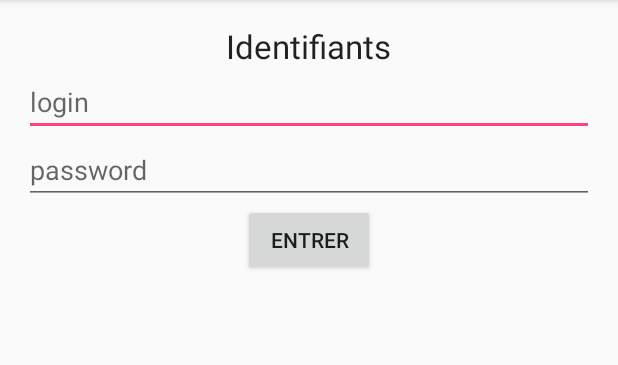
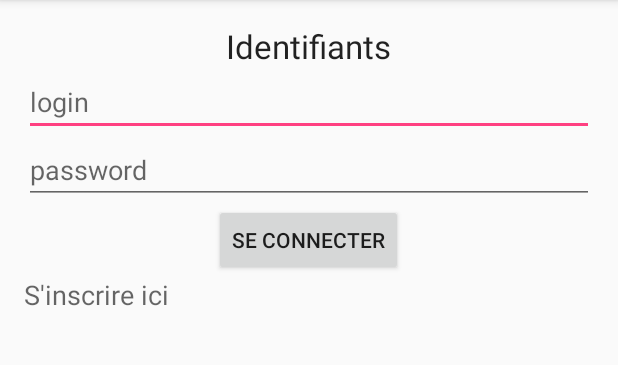
Before and after one commit to FontanyLegall-Brandon/Salt, an Android app: the screen it shows after launch (Menu), on a phone screen of 412 x 824 dp, the part 84-449 px from its top. Run offline under Robolectric (Android 15) with nearby library versions, the phone set to English and light mode, and no system bars; libraries missing offline, so code that uses them is left out: io.socket.client; 3 statements that could not run were skipped.

Commit message:
LPEPD-15

```diff
--- a/android/ProjetL3/app/build.gradle
+++ b/android/ProjetL3/app/build.gradle
@@ -25,7 +25,8 @@ dependencies {
     testImplementation 'junit:junit:4.12'
     androidTestImplementation 'com.android.support.test:runner:1.0.1'
     androidTestImplementation 'com.android.support.test.espresso:espresso-core:3.0.1'
-    implementation ('io.socket:socket.io-client:1.0.0') {
+    implementation('io.socket:socket.io-client:1.0.0') {
         exclude group: 'org.json', module: 'json'
     }
+    compile 'com.android.volley:volley:1.0.0'
 }
--- a/android/ProjetL3/app/src/main/AndroidManifest.xml
+++ b/android/ProjetL3/app/src/main/AndroidManifest.xml
@@ -1,14 +1,14 @@
 <?xml version="1.0" encoding="utf-8"?>
 <manifest xmlns:android="http://schemas.android.com/apk/res/android"
-    package="com.example.utilisateur.projetl3" >
+    package="com.example.utilisateur.projetl3">
 
     <application
         android:allowBackup="true"
         android:icon="@mipmap/ic_launcher"
         android:label="@string/app_name"
         android:supportsRtl="true"
-        android:theme="@style/AppTheme" >
-        <activity android:name=".Menu" >
+        android:theme="@style/AppTheme">
+        <activity android:name=".Menu">
             <intent-filter>
                 <action android:name="android.intent.action.MAIN" />
 
@@ -16,6 +16,8 @@
             </intent-filter>
         </activity>
         <activity android:name=".MenuPrincipal" />
+        <activity android:name=".RegisterActivity" />
+        <activity android:name=".UserAreaActivity"></activity>
     </application>
 
 </manifest>
--- a/android/ProjetL3/app/src/main/java/com/example/utilisateur/projetl3/Menu.java
+++ b/android/ProjetL3/app/src/main/java/com/example/utilisateur/projetl3/Menu.java
@@ -6,6 +6,7 @@ import android.os.Bundle;
 import android.view.View;
 import android.widget.Button;
 import android.widget.EditText;
+import android.widget.TextView;
 import android.widget.Toast;
 
 import java.net.URISyntaxException;
@@ -20,12 +21,24 @@ public class Menu extends AppCompatActivity {
         super.onCreate(savedInstanceState);
         setContentView(R.layout.activity_menu);
         boolean connected = false;
+
+        final EditText pseudo = (EditText) findViewById(R.id.etPseudo);
+        final EditText password = (EditText) findViewById(R.id.etMDP);
         final Button loginButton = (Button) findViewById(R.id.buttonValid);
+        final TextView register = (TextView) findViewById(R.id.tvSinscrireici);
+        register.setOnClickListener(new View.OnClickListener() {
+            @Override
+            public void onClick(View v) {
+                Intent registerIntent = new Intent(Menu.this,RegisterActivity.class);
+                Menu.this.startActivity(registerIntent);
+
+            }
+        });
         loginButton.setOnClickListener(new View.OnClickListener() {
             @Override
             public void onClick(View v) {
                 Intent intent = new Intent(Menu.this, MenuPrincipal.class);
-                EditText pseudo = findViewById(R.id.textPseudo);//pseudo récupéré du champs de texte
+                EditText pseudo = findViewById(R.id.etPseudo);//pseudo récupéré du champs de texte
                 intent.putExtra("login", pseudo.getText().toString());
                 startActivity(intent);
             }
--- a/android/ProjetL3/app/src/main/java/com/example/utilisateur/projetl3/MenuPrincipal.java
+++ b/android/ProjetL3/app/src/main/java/com/example/utilisateur/projetl3/MenuPrincipal.java
@@ -15,7 +15,7 @@ public class MenuPrincipal extends Activity {
         setContentView(R.layout.activity_menu_principal);
         String login = getIntent().getStringExtra("login");
 
-        TextView view = findViewById(R.id.textPseudo);
+        TextView view = findViewById(R.id.etPseudo);
         view.setText(login);
     }
 }
--- a/android/ProjetL3/app/src/main/res/layout/activity_menu.xml
+++ b/android/ProjetL3/app/src/main/res/layout/activity_menu.xml
@@ -1,12 +1,15 @@
 <?xml version="1.0" encoding="utf-8"?>
 <LinearLayout xmlns:android="http://schemas.android.com/apk/res/android"
-    xmlns:tools="http://schemas.android.com/tools" android:layout_width="match_parent"
+    xmlns:tools="http://schemas.android.com/tools"
+    android:layout_width="match_parent"
+    android:layout_height="match_parent"
     android:orientation="vertical"
-    android:layout_height="match_parent" android:paddingLeft="@dimen/activity_horizontal_margin"
+    android:paddingBottom="@dimen/activity_vertical_margin"
+    android:paddingLeft="@dimen/activity_horizontal_margin"
     android:paddingRight="@dimen/activity_horizontal_margin"
     android:paddingTop="@dimen/activity_vertical_margin"
-    android:paddingBottom="@dimen/activity_vertical_margin" tools:context=".Menu"
-    android:weightSum="1">
+    android:weightSum="1"
+    tools:context=".Menu">
 
     <TextView
         android:id="@+id/textView"
@@ -17,7 +20,7 @@
         android:textAppearance="?android:attr/textAppearanceLarge" />
 
     <EditText
-        android:id="@+id/textPseudo"
+        android:id="@+id/etPseudo"
         android:layout_width="match_parent"
         android:layout_height="wrap_content"
         android:layout_gravity="center_horizontal"
@@ -26,7 +29,7 @@
         android:inputType="textPersonName" />
 
     <EditText
-        android:id="@+id/textMDP"
+        android:id="@+id/etMDP"
         android:layout_width="match_parent"
         android:layout_height="wrap_content"
         android:layout_gravity="center_horizontal"
@@ -35,10 +38,18 @@
         android:inputType="textPassword" />
 
     <Button
+        android:id="@+id/buttonValid"
         android:layout_width="wrap_content"
         android:layout_height="wrap_content"
-        android:text="Entrer"
-        android:id="@+id/buttonValid"
-        android:layout_gravity="center_horizontal" />
+        android:layout_gravity="center_horizontal"
+        android:text="Se connecter" />
+
+    <TextView
+        android:id="@+id/tvSinscrireici"
+        android:layout_width="match_parent"
+        android:layout_height="wrap_content"
+        android:text="S'inscrire ici"
+        android:textAppearance="@style/TextAppearance.AppCompat.Medium"
+        android:visibility="visible" />
 
 </LinearLayout>
--- a/android/ProjetL3/app/src/main/res/layout/activity_menu_principal.xml
+++ b/android/ProjetL3/app/src/main/res/layout/activity_menu_principal.xml
@@ -17,7 +17,7 @@
         android:layout_height="wrap_content"
         android:textAppearance="?android:attr/textAppearanceSmall"
         android:text="Pseudo"
-        android:id="@+id/textPseudo" />
+        android:id="@+id/etPseudo" />
 
     <TextView
         android:layout_width="wrap_content"
```
Also changed, not shown: 2 other files.
